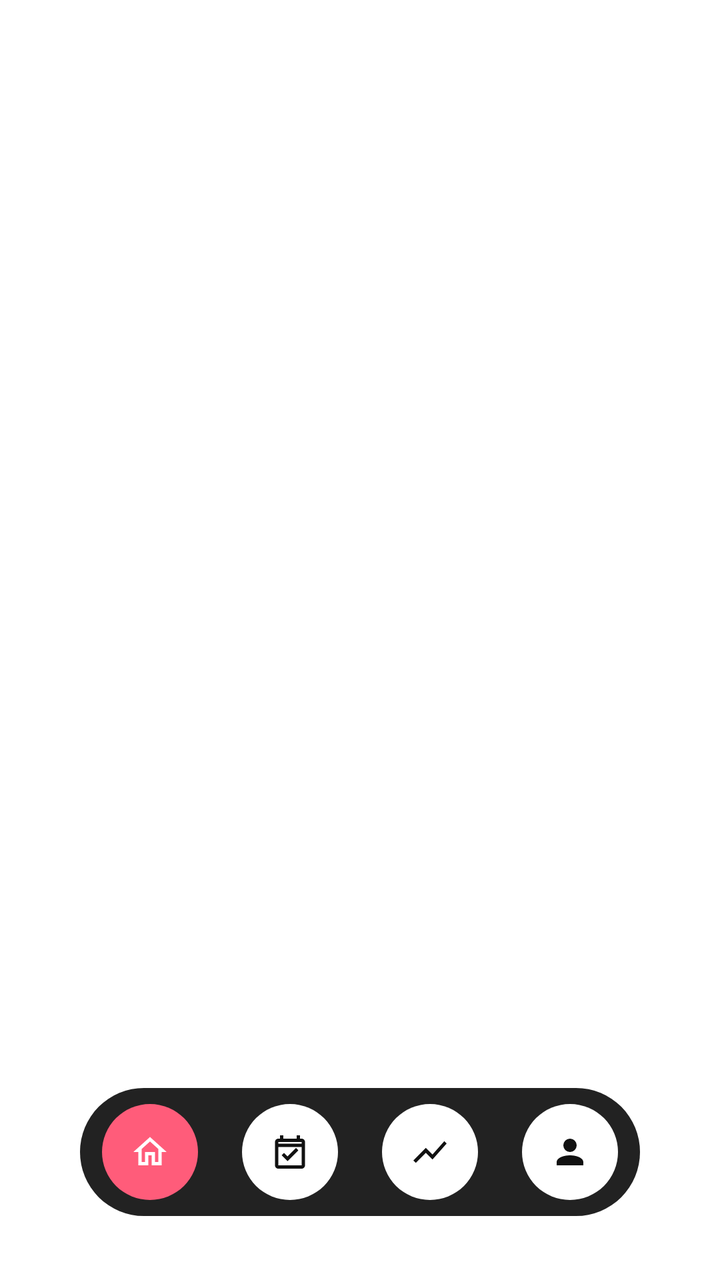
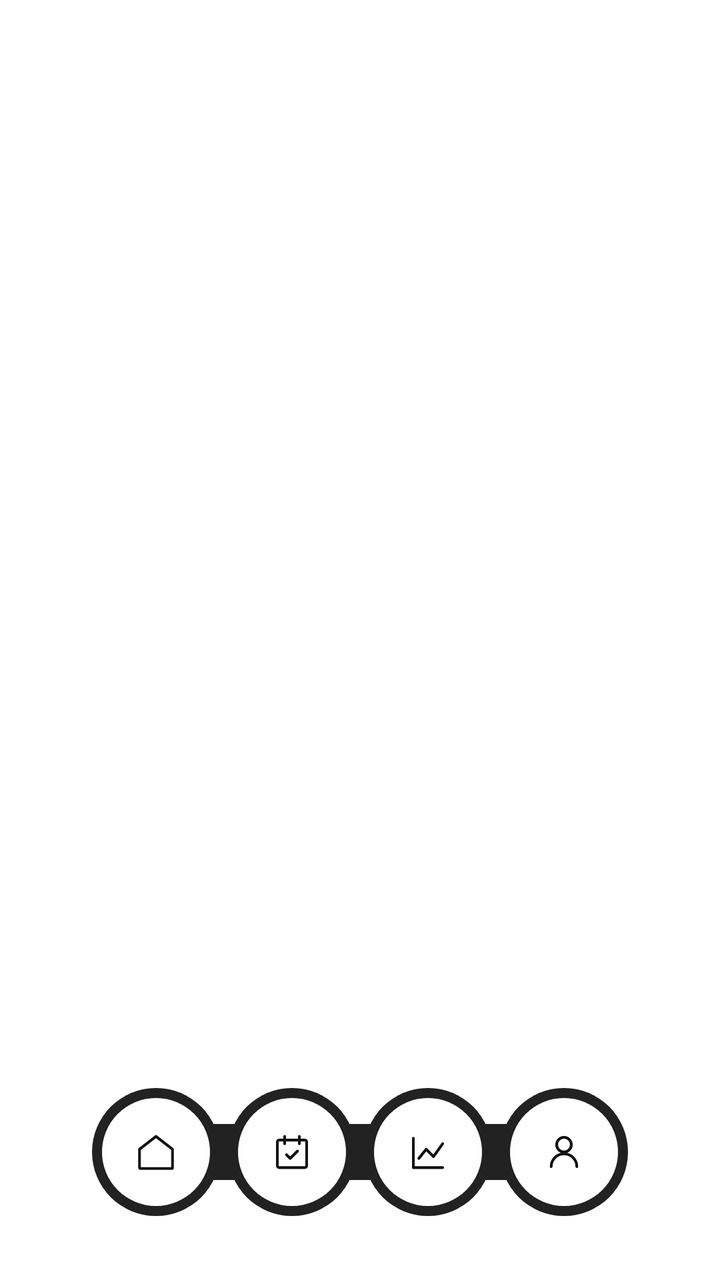

An Android layout rendered at two revisions. The XML below is the earlier revision; the diff shows what the commit changed to produce the second picture.
<!-- AndroidManifest.xml: application theme Theme.TrackerSiklusMenstruasi -->
<!-- res/layout/activity_main.xml -->
<?xml version="1.0" encoding="utf-8"?>
<androidx.constraintlayout.widget.ConstraintLayout xmlns:android="http://schemas.android.com/apk/res/android"
    xmlns:app="http://schemas.android.com/apk/res-auto"
    xmlns:tools="http://schemas.android.com/tools"
    android:id="@+id/main"
    android:layout_width="match_parent"
    android:layout_height="match_parent"
    android:background="@color/white"
    tools:context=".MainActivity">

    <FrameLayout
        android:id="@+id/fragment_container"
        android:layout_width="match_parent"
        android:layout_height="match_parent"
        android:paddingBottom="100dp" />

    <include
        android:id="@+id/customBottomNav"
        layout="@layout/layout_custom_nav"
        android:layout_width="wrap_content"
        android:layout_height="wrap_content"
        android:layout_marginBottom="32dp"
        app:layout_constraintBottom_toBottomOf="parent"
        app:layout_constraintEnd_toEndOf="parent"
        app:layout_constraintStart_toStartOf="parent" />

</androidx.constraintlayout.widget.ConstraintLayout>
<!-- res/layout/layout_custom_nav.xml (included above) -->
<?xml version="1.0" encoding="utf-8"?>
<androidx.constraintlayout.widget.ConstraintLayout xmlns:android="http://schemas.android.com/apk/res/android"
    xmlns:app="http://schemas.android.com/apk/res-auto"
    android:layout_width="wrap_content"
    android:layout_height="wrap_content">

    
    <View
        android:id="@+id/navPillBg"
        android:layout_width="280dp"
        android:layout_height="64dp"
        android:background="@drawable/bg_nav_pill"
        app:layout_constraintBottom_toBottomOf="parent"
        app:layout_constraintEnd_toEndOf="parent"
        app:layout_constraintStart_toStartOf="parent"
        app:layout_constraintTop_toTopOf="parent" />

    <LinearLayout
        android:layout_width="0dp"
        android:layout_height="64dp"
        android:orientation="horizontal"
        android:gravity="center"
        android:baselineAligned="false"
        app:layout_constraintBottom_toBottomOf="@id/navPillBg"
        app:layout_constraintEnd_toEndOf="@id/navPillBg"
        app:layout_constraintStart_toStartOf="@id/navPillBg"
        app:layout_constraintTop_toTopOf="@id/navPillBg">

        
        <FrameLayout
            android:id="@+id/btnNavHome"
            android:layout_width="0dp"
            android:layout_height="match_parent"
            android:layout_weight="1">
            <View
                android:id="@+id/vNavBgHome"
                android:layout_width="48dp"
                android:layout_height="48dp"
                android:layout_gravity="center"
                android:background="@drawable/bg_circle_pink" />
            <ImageView
                android:id="@+id/ivNavHome"
                android:layout_width="20dp"
                android:layout_height="20dp"
                android:layout_gravity="center"
                android:src="@drawable/ic_home"
                app:tint="@color/white"
                android:contentDescription="Home" />
        </FrameLayout>

        
        <FrameLayout
            android:id="@+id/btnNavCalendar"
            android:layout_width="0dp"
            android:layout_height="match_parent"
            android:layout_weight="1">
            <View
                android:id="@+id/vNavBgCalendar"
                android:layout_width="48dp"
                android:layout_height="48dp"
                android:layout_gravity="center"
                android:background="@drawable/bg_circle_white" />
            <ImageView
                android:id="@+id/ivNavCalendar"
                android:layout_width="20dp"
                android:layout_height="20dp"
                android:layout_gravity="center"
                android:src="@drawable/ic_calendar"
                app:tint="@color/black"
                android:contentDescription="Calendar" />
        </FrameLayout>

        
        <FrameLayout
            android:id="@+id/btnNavStats"
            android:layout_width="0dp"
            android:layout_height="match_parent"
            android:layout_weight="1">
            <View
                android:id="@+id/vNavBgStats"
                android:layout_width="48dp"
                android:layout_height="48dp"
                android:layout_gravity="center"
                android:background="@drawable/bg_circle_white" />
            <ImageView
                android:id="@+id/ivNavStats"
                android:layout_width="20dp"
                android:layout_height="20dp"
                android:layout_gravity="center"
                android:src="@drawable/ic_stats"
                app:tint="@color/black"
                android:contentDescription="Stats" />
        </FrameLayout>

        
        <FrameLayout
            android:id="@+id/btnNavProfile"
            android:layout_width="0dp"
            android:layout_height="match_parent"
            android:layout_weight="1">
            <View
                android:id="@+id/vNavBgProfile"
                android:layout_width="48dp"
                android:layout_height="48dp"
                android:layout_gravity="center"
                android:background="@drawable/bg_circle_white" />
            <ImageView
                android:id="@+id/ivNavProfile"
                android:layout_width="20dp"
                android:layout_height="20dp"
                android:layout_gravity="center"
                android:src="@drawable/ic_profile"
                app:tint="@color/black"
                android:contentDescription="Profile" />
        </FrameLayout>

    </LinearLayout>

</androidx.constraintlayout.widget.ConstraintLayout>
<!-- resources referenced by this layout -->
<resources>
  <!-- drawable bg_circle_pink (drawable) -->
  <?xml version="1.0" encoding="utf-8"?>
  <shape xmlns:android="http://schemas.android.com/apk/res/android"
      android:shape="oval">
      <solid android:color="@color/pink_main" />
  </shape>
  <!-- drawable bg_nav_pill (drawable) -->
  <?xml version="1.0" encoding="utf-8"?>
  <shape xmlns:android="http://schemas.android.com/apk/res/android"
      android:shape="rectangle">
      <solid android:color="#222222" />
      <corners android:radius="40dp" />
  </shape>
  <!-- drawable ic_calendar (drawable) -->
  <vector xmlns:android="http://schemas.android.com/apk/res/android"
      android:width="24dp"
      android:height="24dp"
      android:viewportWidth="24"
      android:viewportHeight="24">
      <path
          android:fillColor="#000000"
          android:pathData="M19,4H18V2H16V4H8V2H6V4H5C3.89,4 3,4.9 3,6V20C3,21.1 3.89,22 5,22H19C20.11,22 21,21.1 21,20V6C21,4.9 20.11,4 19,4M19,20H5V9H19V20M5,7V6H19V7H5M10.5,17.5L7,14L8.41,12.59L10.5,14.67L15.59,9.58L17,11L10.5,17.5Z" />
  </vector>
  <!-- drawable ic_home (drawable) -->
  <vector xmlns:android="http://schemas.android.com/apk/res/android"
      android:width="24dp"
      android:height="24dp"
      android:viewportWidth="24"
      android:viewportHeight="24">
      <path
          android:fillColor="#000000"
          android:pathData="M12,5.69L17,10.19V18H15V12H9V18H7V10.19L12,5.69M12,3L2,12H5V20H11V14H13V20H19V12H22L12,3Z" />
  </vector>
  <!-- drawable ic_profile (drawable) -->
  <vector xmlns:android="http://schemas.android.com/apk/res/android"
      android:width="24dp"
      android:height="24dp"
      android:viewportWidth="24"
      android:viewportHeight="24">
      <path
          android:fillColor="#000000"
          android:pathData="M12,4A4,4 0 0,1 16,8A4,4 0 0,1 12,12A4,4 0 0,1 8,8A4,4 0 0,1 12,4M12,14C16.42,14 20,15.79 20,18V20H4V18C4,15.79 7.58,14 12,14Z" />
  </vector>
  <!-- drawable ic_stats (drawable) -->
  <vector xmlns:android="http://schemas.android.com/apk/res/android"
      android:width="24dp"
      android:height="24dp"
      android:viewportWidth="24"
      android:viewportHeight="24">
      <path
          android:fillColor="#000000"
          android:pathData="M3.5,18.5L9.5,12.5L13.5,16.5L22,6.92L20.59,5.5L13.5,13.5L9.5,9.5L2,17.08L3.5,18.5Z" />
  </vector>
  <style name="Theme.TrackerSiklusMenstruasi" parent="Base.Theme.TrackerSiklusMenstruasi">
          
          <item name="android:editTextColor">@color/pink_main</item>
          <item name="android:textColorPrimary">@color/pink_main</item>
      </style>
  <!-- unchanged entries left out for length: 5 -->
</resources>

<!-- the commit's change to res/layout/activity_main.xml (unified diff, before → after) -->
@@ -11,14 +11,13 @@
     <FrameLayout
         android:id="@+id/fragment_container"
         android:layout_width="match_parent"
-        android:layout_height="match_parent"
-        android:paddingBottom="100dp" />
+        android:layout_height="match_parent" />
 
     <include
         android:id="@+id/customBottomNav"
         layout="@layout/layout_custom_nav"
-        android:layout_width="wrap_content"
-        android:layout_height="wrap_content"
+        android:layout_width="272dp"
+        android:layout_height="64dp"
         android:layout_marginBottom="32dp"
         app:layout_constraintBottom_toBottomOf="parent"
         app:layout_constraintEnd_toEndOf="parent"
@@ -29,30 +28,28 @@
 <?xml version="1.0" encoding="utf-8"?>
 <androidx.constraintlayout.widget.ConstraintLayout xmlns:android="http://schemas.android.com/apk/res/android"
     xmlns:app="http://schemas.android.com/apk/res-auto"
-    android:layout_width="wrap_content"
-    android:layout_height="wrap_content">
+    android:layout_width="272dp"
+    android:layout_height="64dp"
+    android:layout_gravity="center_horizontal"
+    android:background="@android:color/transparent">
 
     
-    <View
-        android:id="@+id/navPillBg"
-        android:layout_width="280dp"
-        android:layout_height="64dp"
-        android:background="@drawable/bg_nav_pill"
+    <ImageView
+        android:id="@+id/navBackground"
+        android:layout_width="match_parent"
+        android:layout_height="match_parent"
+        android:src="@drawable/bg_bottom_nav_wavy"
+        android:scaleType="fitCenter"
         app:layout_constraintBottom_toBottomOf="parent"
         app:layout_constraintEnd_toEndOf="parent"
         app:layout_constraintStart_toStartOf="parent"
         app:layout_constraintTop_toTopOf="parent" />
 
     <LinearLayout
-        android:layout_width="0dp"
-        android:layout_height="64dp"
+        android:layout_width="match_parent"
+        android:layout_height="match_parent"
         android:orientation="horizontal"
-        android:gravity="center"
-        android:baselineAligned="false"
-        app:layout_constraintBottom_toBottomOf="@id/navPillBg"
-        app:layout_constraintEnd_toEndOf="@id/navPillBg"
-        app:layout_constraintStart_toStartOf="@id/navPillBg"
-        app:layout_constraintTop_toTopOf="@id/navPillBg">
+        android:gravity="center">
 
         
         <FrameLayout
@@ -62,18 +59,17 @@
             android:layout_weight="1">
             <View
                 android:id="@+id/vNavBgHome"
-                android:layout_width="48dp"
-                android:layout_height="48dp"
+                android:layout_width="54dp"
+                android:layout_height="54dp"
                 android:layout_gravity="center"
-                android:background="@drawable/bg_circle_pink" />
+                android:background="@drawable/bg_circle_white" />
             <ImageView
                 android:id="@+id/ivNavHome"
-                android:layout_width="20dp"
-                android:layout_height="20dp"
+                android:layout_width="22dp"
+                android:layout_height="22dp"
                 android:layout_gravity="center"
                 android:src="@drawable/ic_home"
-                app:tint="@color/white"
-                android:contentDescription="Home" />
+                app:tint="@color/black" />
         </FrameLayout>
 
         
@@ -84,18 +80,17 @@
             android:layout_weight="1">
             <View
                 android:id="@+id/vNavBgCalendar"
-                android:layout_width="48dp"
-                android:layout_height="48dp"
+                android:layout_width="54dp"
+                android:layout_height="54dp"
                 android:layout_gravity="center"
                 android:background="@drawable/bg_circle_white" />
             <ImageView
                 android:id="@+id/ivNavCalendar"
-                android:layout_width="20dp"
-                android:layout_height="20dp"
+                android:layout_width="22dp"
+                android:layout_height="22dp"
                 android:layout_gravity="center"
                 android:src="@drawable/ic_calendar"
-                app:tint="@color/black"
-                android:contentDescription="Calendar" />
+                app:tint="@color/black" />
         </FrameLayout>
 
         
@@ -106,18 +101,17 @@
             android:layout_weight="1">
             <View
                 android:id="@+id/vNavBgStats"
-                android:layout_width="48dp"
-                android:layout_height="48dp"
+                android:layout_width="54dp"
+                android:layout_height="54dp"
                 android:layout_gravity="center"
                 android:background="@drawable/bg_circle_white" />
             <ImageView
                 android:id="@+id/ivNavStats"
-                android:layout_width="20dp"
-                android:layout_height="20dp"
+                android:layout_width="22dp"
+                android:layout_height="22dp"
                 android:layout_gravity="center"
                 android:src="@drawable/ic_stats"
-                app:tint="@color/black"
-                android:contentDescription="Stats" />
+                app:tint="@color/black" />
         </FrameLayout>
 
         
@@ -128,18 +122,17 @@
             android:layout_weight="1">
             <View
                 android:id="@+id/vNavBgProfile"
-                android:layout_width="48dp"
-                android:layout_height="48dp"
+                android:layout_width="54dp"
+                android:layout_height="54dp"
                 android:layout_gravity="center"
                 android:background="@drawable/bg_circle_white" />
             <ImageView
                 android:id="@+id/ivNavProfile"
-                android:layout_width="20dp"
-                android:layout_height="20dp"
+                android:layout_width="22dp"
+                android:layout_height="22dp"
                 android:layout_gravity="center"
-                android:src="@drawable/ic_profile"
-                app:tint="@color/black"
-                android:contentDescription="Profile" />
+                android:src="@drawable/ic_user"
+                app:tint="@color/black" />
         </FrameLayout>
 
     </LinearLayout>
<!-- resource entries referenced after the edit -->
@@ -1,18 +1,34 @@
 <!-- resources referenced by this layout -->
 <resources>
-  <!-- drawable bg_circle_pink (drawable) -->
-  <?xml version="1.0" encoding="utf-8"?>
-  <shape xmlns:android="http://schemas.android.com/apk/res/android"
-      android:shape="oval">
-      <solid android:color="@color/pink_main" />
-  </shape>
-  <!-- drawable bg_nav_pill (drawable) -->
-  <?xml version="1.0" encoding="utf-8"?>
-  <shape xmlns:android="http://schemas.android.com/apk/res/android"
-      android:shape="rectangle">
-      <solid android:color="#222222" />
-      <corners android:radius="40dp" />
-  </shape>
+  <!-- drawable bg_bottom_nav_wavy (drawable) -->
+  <vector xmlns:android="http://schemas.android.com/apk/res/android"
+      android:width="272dp"
+      android:height="64dp"
+      android:viewportWidth="272"
+      android:viewportHeight="64">
+  
+      
+      <path
+          android:fillColor="@color/nav_black"
+          android:pathData="M34,32m-32,0a32,32 0 1,1 64,0a32,32 0 1,1 -64,0" />
+      
+      <path
+          android:fillColor="@color/nav_black"
+          android:pathData="M102,32m-32,0a32,32 0 1,1 64,0a32,32 0 1,1 -64,0" />
+      
+      <path
+          android:fillColor="@color/nav_black"
+          android:pathData="M170,32m-32,0a32,32 0 1,1 64,0a32,32 0 1,1 -64,0" />
+      
+      <path
+          android:fillColor="@color/nav_black"
+          android:pathData="M238,32m-32,0a32,32 0 1,1 64,0a32,32 0 1,1 -64,0" />
+  
+      
+      <path
+          android:fillColor="@color/nav_black"
+          android:pathData="M34,18 L238,18 L238,46 L34,46 Z" />
+  </vector>
   <!-- drawable ic_calendar (drawable) -->
   <vector xmlns:android="http://schemas.android.com/apk/res/android"
       android:width="24dp"
@@ -20,8 +36,23 @@
       android:viewportWidth="24"
       android:viewportHeight="24">
       <path
-          android:fillColor="#000000"
-          android:pathData="M19,4H18V2H16V4H8V2H6V4H5C3.89,4 3,4.9 3,6V20C3,21.1 3.89,22 5,22H19C20.11,22 21,21.1 21,20V6C21,4.9 20.11,4 19,4M19,20H5V9H19V20M5,7V6H19V7H5M10.5,17.5L7,14L8.41,12.59L10.5,14.67L15.59,9.58L17,11L10.5,17.5Z" />
+          android:strokeColor="#000000"
+          android:strokeLineCap="round"
+          android:strokeLineJoin="round"
+          android:strokeWidth="1.5"
+          android:pathData="M5,5.5 H19 C19.552,5.5 20,5.948 20,6.5 V19.5 C20,20.052 19.552,20.5 19,20.5 H5 C4.448,20.5 4,20.052 4,19.5 V6.5 C4,5.948 4.448,5.5 5,5.5 Z" />
+      <path
+          android:strokeColor="#000000"
+          android:strokeLineCap="round"
+          android:strokeLineJoin="round"
+          android:strokeWidth="1.5"
+          android:pathData="M8,3.5 V7.5 M16,3.5 V7.5" />
+      <path
+          android:strokeColor="#000000"
+          android:strokeLineCap="round"
+          android:strokeLineJoin="round"
+          android:strokeWidth="1.5"
+          android:pathData="M9,13.5 L11,15.5 L15,11.5" />
   </vector>
   <!-- drawable ic_home (drawable) -->
   <vector xmlns:android="http://schemas.android.com/apk/res/android"
@@ -30,18 +61,11 @@
       android:viewportWidth="24"
       android:viewportHeight="24">
       <path
-          android:fillColor="#000000"
-          android:pathData="M12,5.69L17,10.19V18H15V12H9V18H7V10.19L12,5.69M12,3L2,12H5V20H11V14H13V20H19V12H22L12,3Z" />
-  </vector>
-  <!-- drawable ic_profile (drawable) -->
-  <vector xmlns:android="http://schemas.android.com/apk/res/android"
-      android:width="24dp"
-      android:height="24dp"
-      android:viewportWidth="24"
-      android:viewportHeight="24">
-      <path
-          android:fillColor="#000000"
-          android:pathData="M12,4A4,4 0 0,1 16,8A4,4 0 0,1 12,12A4,4 0 0,1 8,8A4,4 0 0,1 12,4M12,14C16.42,14 20,15.79 20,18V20H4V18C4,15.79 7.58,14 12,14Z" />
+          android:strokeColor="#000000"
+          android:strokeLineCap="round"
+          android:strokeLineJoin="round"
+          android:strokeWidth="1.5"
+          android:pathData="M3,10.5 L12,3.5 L21,10.5 L21,20.5 C21,20.776 20.776,21 20.5,21 L3.5,21 C3.224,21 3,20.776 3,20.5 Z" />
   </vector>
   <!-- drawable ic_stats (drawable) -->
   <vector xmlns:android="http://schemas.android.com/apk/res/android"
@@ -50,14 +74,47 @@
       android:viewportWidth="24"
       android:viewportHeight="24">
       <path
-          android:fillColor="#000000"
-          android:pathData="M3.5,18.5L9.5,12.5L13.5,16.5L22,6.92L20.59,5.5L13.5,13.5L9.5,9.5L2,17.08L3.5,18.5Z" />
+          android:strokeColor="#000000"
+          android:strokeLineCap="round"
+          android:strokeLineJoin="round"
+          android:strokeWidth="1.5"
+          android:pathData="M4,4.5 V20.5 H20" />
+      <path
+          android:strokeColor="#000000"
+          android:strokeLineCap="round"
+          android:strokeLineJoin="round"
+          android:strokeWidth="1.5"
+          android:pathData="M7,15.5 L11,10.5 L15,14.5 L20,7.5" />
+  </vector>
+  <!-- drawable ic_user (drawable) -->
+  <vector xmlns:android="http://schemas.android.com/apk/res/android"
+      android:width="24dp"
+      android:height="24dp"
+      android:viewportWidth="24"
+      android:viewportHeight="24">
+      <path
+          android:strokeColor="#000000"
+          android:strokeLineCap="round"
+          android:strokeLineJoin="round"
+          android:strokeWidth="1.5"
+          android:pathData="M12,12 C14.209,12 16,10.209 16,8 C16,5.791 14.209,4 12,4 C9.791,4 8,5.791 8,8 C8,10.209 9.791,12 12,12 Z" />
+      <path
+          android:strokeColor="#000000"
+          android:strokeLineCap="round"
+          android:strokeLineJoin="round"
+          android:strokeWidth="1.5"
+          android:pathData="M5,20 C5,16.134 8.134,13 12,13 C15.866,13 19,16.134 19,20" />
   </vector>
   <style name="Theme.TrackerSiklusMenstruasi" parent="Base.Theme.TrackerSiklusMenstruasi">
           
           <item name="android:editTextColor">@color/pink_main</item>
           <item name="android:textColorPrimary">@color/pink_main</item>
+          <item name="android:navigationBarColor">@android:color/transparent</item>
+          <item name="android:windowTranslucentNavigation">true</item>
+          <item name="android:statusBarColor">@android:color/transparent</item>
+          <item name="android:windowLightStatusBar">true</item>
       </style>
+  <color name="nav_black">#222222</color>
   <!-- unchanged entries left out for length: 5 -->
 </resources>
 
